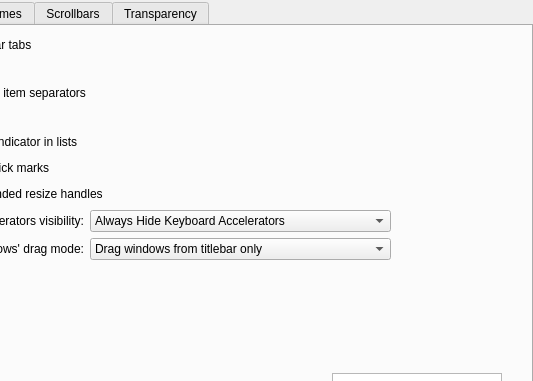
This is kstyle/config/ui/breezestyleconfig.ui in paulmcauley/klassy as Qt 5 draws it before an edit; both pictures show x 98 to 631 and y 0 to 381 of the 631 by 482 pixel window. The edited form follows.
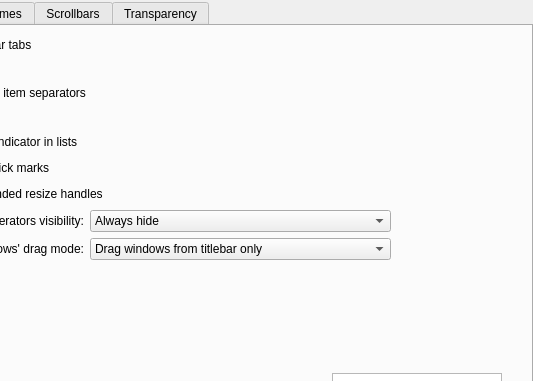
This is the edited form. Icons and pictures are not drawn.

Commit message:
kstyle: Clarify options of mnemonics/accelerators
Parity patch for oxygen theme:
https://invent.kde.org/plasma/oxygen/-/merge_requests/17

The edit to the form file:
```diff
--- a/kstyle/config/ui/breezestyleconfig.ui
+++ b/kstyle/config/ui/breezestyleconfig.ui
@@ -76,7 +76,7 @@
         <widget class="QComboBox" name="_mnemonicsMode">
          <item>
           <property name="text">
-           <string>Always Hide Keyboard Accelerators</string>
+           <string>Always hide</string>
           </property>
          </item>
          <item>
```
Left out of the diff: 4 changed lines with no effect on the pictures.
